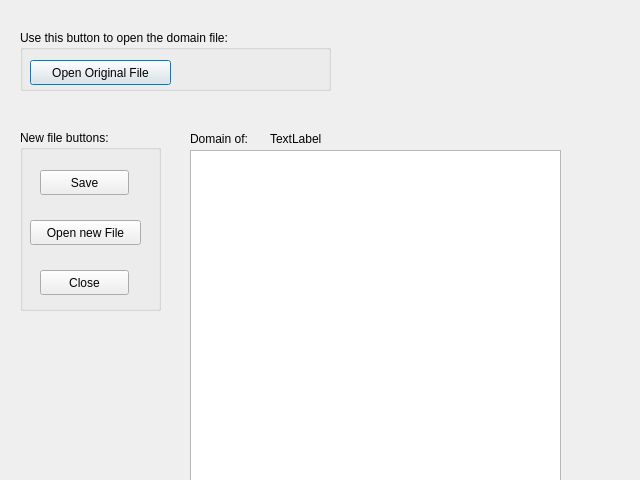
Above: domainfile.ui from ariannabettin/FYPArianna before the change. Below: the same form after it.
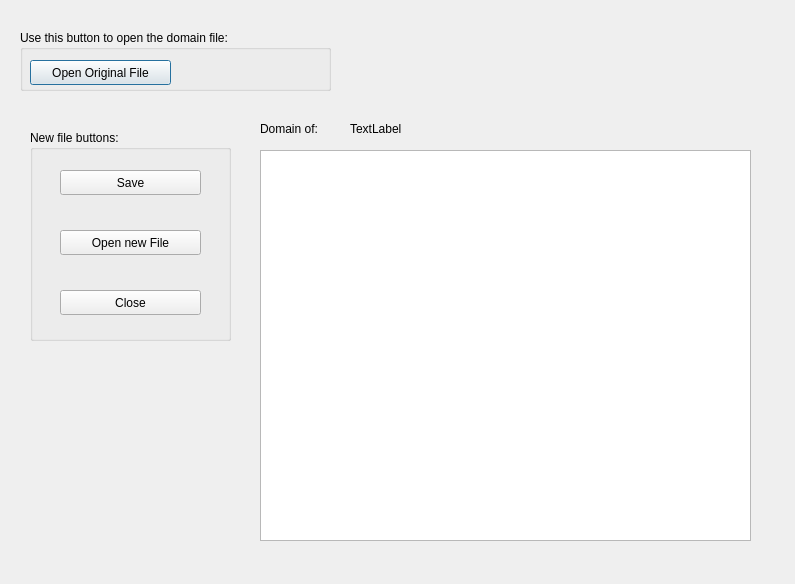
That is the form after the change.

```diff
--- a/domainfile.ui
+++ b/domainfile.ui
@@ -6,8 +6,8 @@
    <rect>
     <x>0</x>
     <y>0</y>
-    <width>640</width>
-    <height>480</height>
+    <width>795</width>
+    <height>584</height>
    </rect>
   </property>
   <property name="windowTitle">
@@ -19,18 +19,18 @@
   <widget class="QPlainTextEdit" name="planArea">
    <property name="geometry">
     <rect>
-     <x>190</x>
+     <x>260</x>
      <y>150</y>
-     <width>371</width>
-     <height>341</height>
+     <width>491</width>
+     <height>391</height>
     </rect>
    </property>
   </widget>
   <widget class="QLabel" name="label">
    <property name="geometry">
     <rect>
-     <x>190</x>
-     <y>130</y>
+     <x>260</x>
+     <y>120</y>
      <width>81</width>
      <height>17</height>
     </rect>
@@ -68,9 +68,9 @@
   <widget class="QLabel" name="title_label">
    <property name="geometry">
     <rect>
-     <x>270</x>
-     <y>130</y>
-     <width>251</width>
+     <x>350</x>
+     <y>120</y>
+     <width>401</width>
      <height>17</height>
     </rect>
    </property>
@@ -81,10 +81,10 @@
   <widget class="QGroupBox" name="groupBox_2">
    <property name="geometry">
     <rect>
-     <x>20</x>
+     <x>30</x>
      <y>130</y>
-     <width>141</width>
-     <height>181</height>
+     <width>201</width>
+     <height>211</height>
     </rect>
    </property>
    <property name="title">
@@ -93,9 +93,9 @@
    <widget class="QPushButton" name="newFile">
     <property name="geometry">
      <rect>
-      <x>10</x>
-      <y>90</y>
-      <width>111</width>
+      <x>30</x>
+      <y>100</y>
+      <width>141</width>
       <height>25</height>
      </rect>
     </property>
@@ -106,9 +106,9 @@
    <widget class="QPushButton" name="close">
     <property name="geometry">
      <rect>
-      <x>20</x>
-      <y>140</y>
-      <width>89</width>
+      <x>30</x>
+      <y>160</y>
+      <width>141</width>
       <height>25</height>
      </rect>
     </property>
@@ -119,9 +119,9 @@
    <widget class="QPushButton" name="saveButton">
     <property name="geometry">
      <rect>
-      <x>20</x>
+      <x>30</x>
       <y>40</y>
-      <width>89</width>
+      <width>141</width>
       <height>25</height>
      </rect>
     </property>
```
